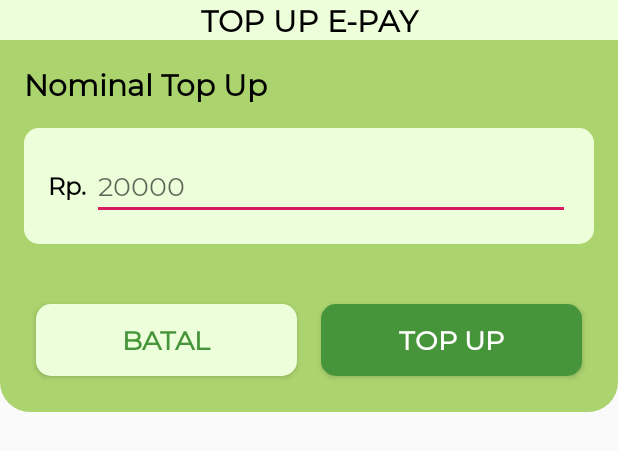
After one commit to fghilmany/WisataBandung, an Android app: the layout dialog_top_up.xml on its own in the app's theme, with its tools: preview values and no code run, on a phone screen of 412 x 824 dp. The commit adds this screen. Shown: the top 451 px of the screen. Run offline under Robolectric (Android 15) with nearby library versions, the phone set to English and light mode, and no system bars.

Commit message:
done 0.1

```diff
--- a/app/src/main/java/com/example/wisatabandung/fragment/ProfilFragment.kt
+++ b/app/src/main/java/com/example/wisatabandung/fragment/ProfilFragment.kt
@@ -12,6 +12,15 @@ import com.google.firebase.database.*
 import com.squareup.picasso.Picasso
 import kotlinx.android.synthetic.main.fragment_profil.*
 import org.jetbrains.anko.support.v4.startActivity
+import android.content.Intent
+import android.support.v7.app.AlertDialog
+import android.util.Log
+import android.view.ContextThemeWrapper
+import com.example.wisatabandung.activity.MainActivity
+import kotlinx.android.synthetic.main.activity_detail_destination.view.*
+import kotlinx.android.synthetic.main.dialog_top_up.*
+import org.jetbrains.anko.db.INTEGER
+
 
 class ProfilFragment : Fragment(), View.OnClickListener {
 
@@ -33,6 +42,7 @@ class ProfilFragment : Fragment(), View.OnClickListener {
         initDataFirebase()
 
         tv_logout.setOnClickListener(this)
+        btn_top_up.setOnClickListener(this)
 
 
     }
@@ -61,8 +71,51 @@ class ProfilFragment : Fragment(), View.OnClickListener {
     override fun onClick(v: View?) {
         when(v!!.id){
             R.id.tv_logout -> {
-                startActivity<LoginActivity>()
+                val intent = Intent(activity!!.applicationContext, LoginActivity::class.java)
+                intent.addFlags(Intent.FLAG_ACTIVITY_NO_HISTORY)
+                intent.addFlags(Intent.FLAG_ACTIVITY_NEW_TASK)
+                intent.addFlags(Intent.FLAG_ACTIVITY_CLEAR_TASK)
+                startActivity(intent)
                 activity!!.finish()
+            }
+
+            R.id.btn_top_up->{
+
+                val mDialogView = LayoutInflater.from(activity).inflate(R.layout.dialog_top_up,null)
+                val mBuilder = AlertDialog.Builder(ContextThemeWrapper(activity,R.style.myDialog))
+                    .setView(mDialogView)
+                val mAlertDialog = mBuilder.show()
+
+                mAlertDialog.btn_yes_topup.setOnClickListener{
+                    mAlertDialog.dismiss()
+                    ref = FirebaseDatabase.getInstance().getReference("user").child(username)
+                    ref.addListenerForSingleValueEvent(object:ValueEventListener{
+                        override fun onCancelled(p0: DatabaseError) {
+
+                        }
+
+                        override fun onDataChange(p0: DataSnapshot) {
+                            val valueTopUp = mAlertDialog.edt_top_up.text.toString().toInt()
+                            val valueBalance = p0.child("balance").value.toString().toInt()
+
+
+                            Log.e("topup",valueBalance.toString())
+
+
+                            p0.ref.child("balance").setValue(valueBalance+valueTopUp)
+                        }
+
+                    })
+                }
+
+                mAlertDialog.btn_cancel_topup.setOnClickListener{
+                    mAlertDialog.dismiss()
+                }
+
+
+
+
+
             }
         }
     }
--- /dev/null
+++ b/app/src/main/res/layout/dialog_top_up.xml
@@ -0,0 +1,98 @@
+<?xml version="1.0" encoding="utf-8"?>
+<LinearLayout
+        xmlns:android="http://schemas.android.com/apk/res/android"
+        android:layout_width="match_parent"
+        android:layout_height="wrap_content"
+        android:background="@drawable/dialog_green_flat"
+        android:orientation="vertical"
+>
+
+    <TextView
+            android:layout_width="match_parent"
+            android:layout_height="match_parent"
+            android:layout_weight="1"
+            android:text="TOP UP E-PAY"
+            android:textSize="20sp"
+            android:textStyle="bold"
+            android:textColor="@color/text"
+            android:textAlignment="center"
+            android:background="#EDFFDA"
+            android:layout_marginBottom="16dp"
+    />
+
+    <TextView
+            android:layout_width="match_parent"
+            android:layout_height="match_parent"
+            android:layout_weight="1"
+            android:text="Nominal Top Up"
+            android:textSize="20sp"
+            android:textStyle="bold"
+            android:textColor="@color/text"
+            android:layout_marginStart="16dp"
+    />
+
+    <LinearLayout
+            android:layout_width="match_parent"
+            android:layout_height="match_parent"
+            android:layout_weight="1"
+            android:background="@drawable/btn_cancel"
+            android:orientation="horizontal"
+            android:layout_margin="16dp"
+            android:padding="16dp"
+    >
+        <TextView
+                android:layout_width="wrap_content"
+                android:layout_height="match_parent"
+                android:text="Rp. "
+                android:gravity="center_vertical"
+                android:textSize="16sp"
+                android:textStyle="bold"
+                android:textColor="@color/text"
+        />
+        <EditText
+                android:id="@+id/edt_top_up"
+                android:layout_width="match_parent"
+                android:layout_height="match_parent"
+                android:textColor="@color/text"
+                android:hint="20000"
+                android:inputType="number"
+        />
+
+    </LinearLayout>
+
+
+    <LinearLayout
+            android:layout_width="match_parent"
+            android:layout_height="match_parent"
+            android:layout_weight="1"
+            android:padding="16dp"
+    >
+        <Button
+                android:id="@+id/btn_cancel_topup"
+                android:layout_width="match_parent"
+                android:layout_height="match_parent"
+                android:layout_weight="1"
+                android:text="Batal"
+                android:background="@drawable/btn_cancel"
+                android:textColor="@color/colorPrimaryDark"
+                android:textStyle="bold"
+                android:textSize="18sp"
+                android:layout_margin="8dp"
+        />
+
+        <Button
+                android:id="@+id/btn_yes_topup"
+                android:layout_width="match_parent"
+                android:layout_height="match_parent"
+                android:layout_weight="1"
+                android:text="Top UP"
+                android:background="@drawable/btn_green_dark"
+                android:textColor="#fff"
+                android:textStyle="bold"
+                android:textSize="18sp"
+                android:layout_margin="8dp"
+        />
+
+    </LinearLayout>
+
+</LinearLayout>
```
